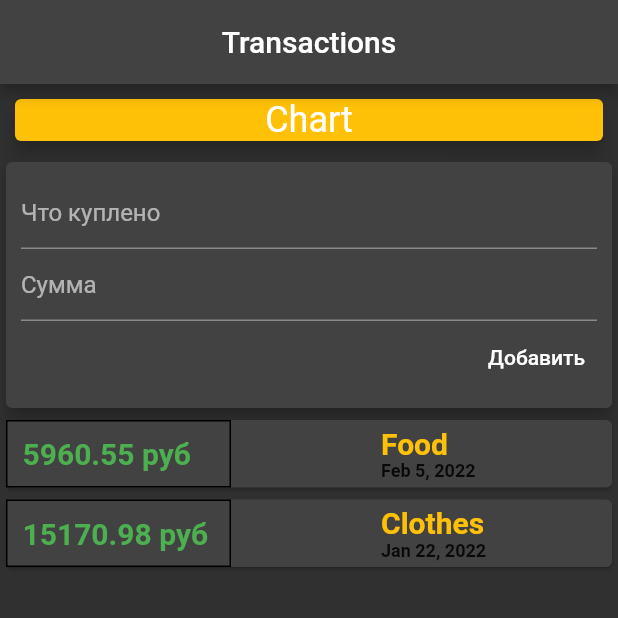
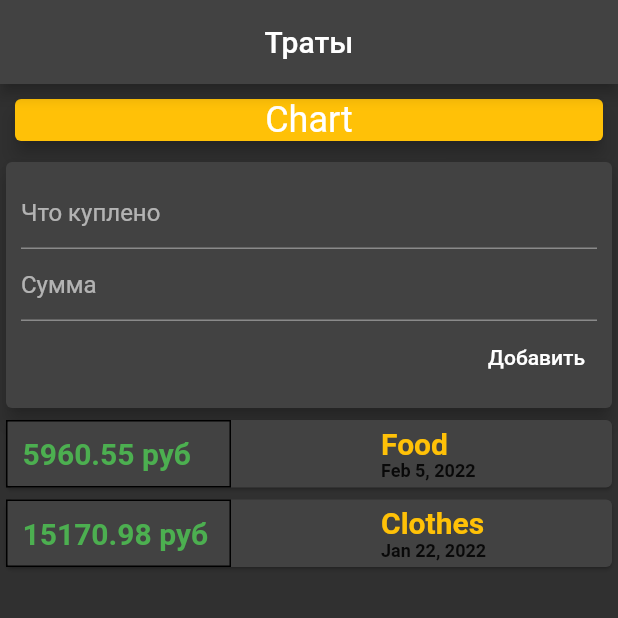
Before and after one commit to Yiukihiro/AniSearcher, a Flutter app: the screen it shows after launch, on a phone screen of 412 x 824 dp, the top half of it. Run offline on Flutter 3.47's test engine with Material 2 defaults, Android fonts, the phone set to English and light mode, and no system bars.

```diff
--- a/main app/second_proje/lib/main.dart
+++ b/main app/second_proje/lib/main.dart
@@ -29,7 +29,7 @@ class _NewPage extends StatelessWidget {
     return Scaffold(
       appBar: AppBar(
         title: const Center(
-          child: Text('Transactions'),
+          child: Text('Траты'),
         ),
       ),
       body: BodyBlank(),
```
